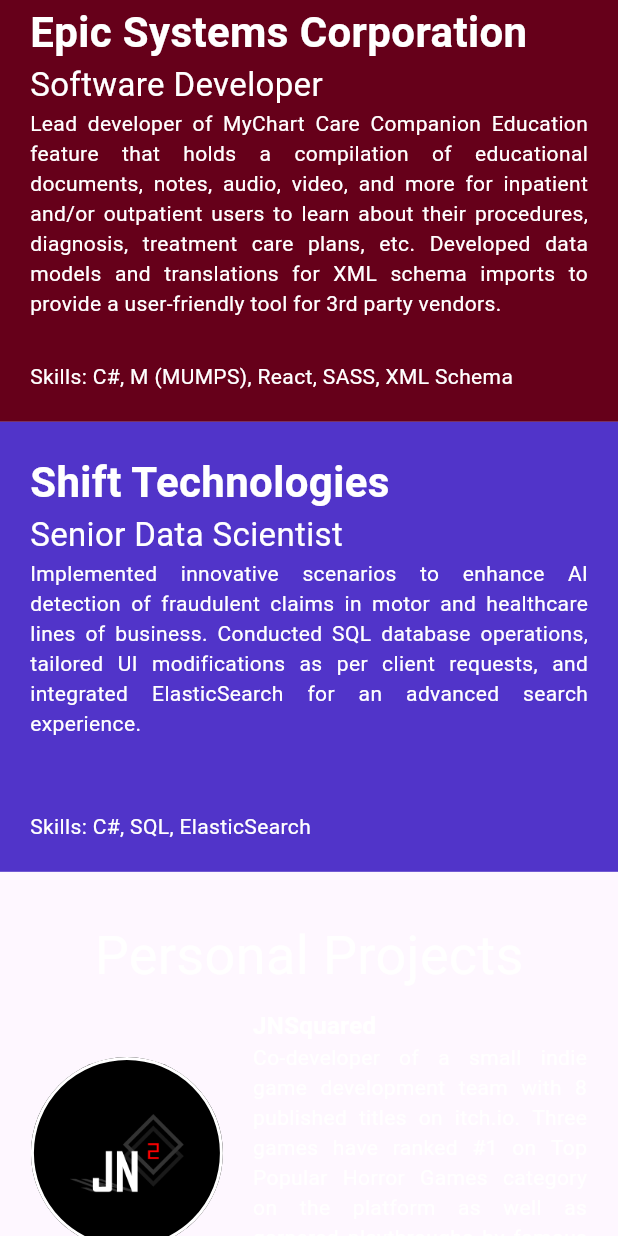
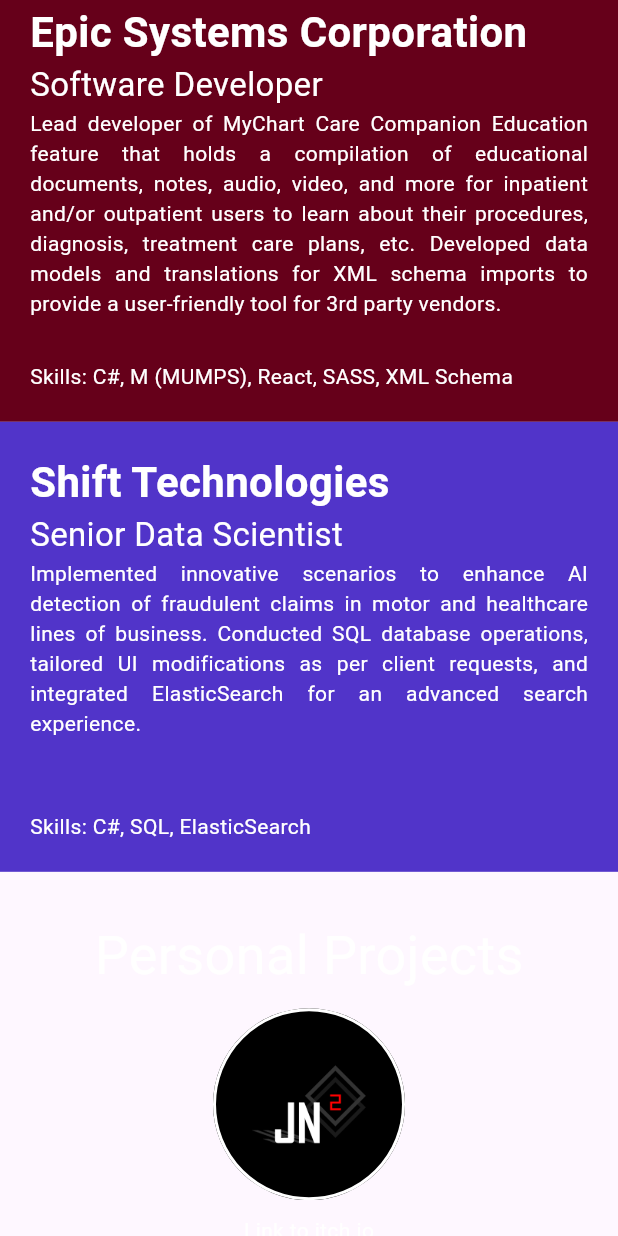
Before and after one commit to janiceng445/janiceng_website, a Flutter app: the screen it shows after launch, scrolled down 1728 dp, on a phone screen of 412 x 824 dp. Run offline on Flutter 3.47's test engine with Material 2 defaults, Android fonts, the phone set to English and light mode, and no system bars; our stand-ins replace photo_view.

Commit message:
modified photo view and adjusted portfolio layout

```diff
--- a/lib/sections/portfolio_section.dart
+++ /dev/null
@@ -1,39 +0,0 @@
-import 'package:flutter/material.dart';
-
-class PortfolioSection extends StatelessWidget {
-  final List<dynamic> content;
-  const PortfolioSection({
-    super.key,
-    required this.content,
-  });
-
-  @override
-  Widget build(BuildContext context) {
-    return Container(
-      child: Column(
-        children: content
-            .map((team) => Column(
-                  children: [
-                    Text(team['company']),
-                    Text('Role: ${team['role']}'),
-                    Text('Founded: ${team['founded']}'),
-                    Text(team['background']),
-                    Text(team['link']),
-                    ...(team['projects'] as List<dynamic>)
-                        .map((project) => Column(
-                              children: [
-                                Text(project['name']),
-                                Text('Published on: ${project['date']}'),
-                                Text(project['description']),
-                                if (project['features'] != null)
-                                  Text('Key features: ${project['features']}'),
-                              ],
-                            ))
-                        .toList(),
-                  ],
-                ))
-            .toList(),
-      ),
-    );
-  }
-}
--- a/lib/sections/projects_section.dart
+++ b/lib/sections/projects_section.dart
@@ -74,7 +74,8 @@ class ProjectsSection extends StatelessWidget {
       {Widget? belowImage}) {
     return Padding(
       padding: const EdgeInsets.symmetric(vertical: 10),
-        child: Row(
+      child: size == ScreenSize.large
+          ? Row(
               children: [
                 Column(
                   mainAxisAlignment: MainAxisAlignment.spaceBetween,
@@ -126,6 +127,51 @@ class ProjectsSection extends StatelessWidget {
                   ),
                 ),
               ],
-        ));
+            )
+          : Column(
+              children: [
+                Container(
+                  height: 128,
+                  width: 128,
+                  decoration: BoxDecoration(
+                    border: Border.all(
+                      width: 2,
+                      color: Colors.white,
+                    ),
+                    shape: BoxShape.circle,
+                    image: DecorationImage(
+                      image: Image.asset(
+                        'assets/teams/$imageUrl.png',
+                      ).image,
+                      fit: BoxFit.cover,
+                    ),
+                  ),
+                ),
+                if (belowImage != null) ...[
+                  const SizedBox(
+                    height: 10,
+                  ),
+                  belowImage
+                ],
+                const SizedBox(
+                  width: 20,
+                ),
+                Align(
+                  alignment: Alignment.centerLeft,
+                  child: Text(
+                    name,
+                    style: const TextStyle(
+                      fontSize: 16,
+                      fontWeight: FontWeight.bold,
+                    ),
+                  ),
+                ),
+                Text(
+                  description,
+                  textAlign: TextAlign.justify,
+                ),
+              ],
+            ),
+    );
   }
 }
--- a/pubspec.yaml
+++ b/pubspec.yaml
@@ -36,6 +36,7 @@ dependencies:
   # Use with the CupertinoIcons class for iOS style icons.
   cupertino_icons: ^1.0.2
   url_launcher: ^6.1.14
+  photo_view: ^0.14.0
 
 dev_dependencies:
   flutter_test:
```
Also changed, not shown: lib/common/photo_view_screen.dart (+28 -2 lines), lib/sections/gallery_section.dart (+7 -37 lines), lib/sections/intro_section.dart (+11 -10 lines), pubspec.lock. Lines whose indentation alone changed are shown as unchanged.
